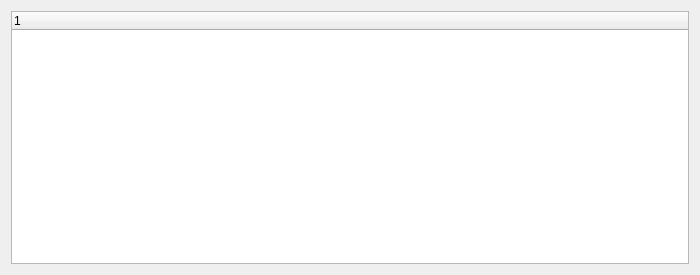
The window that OpenRGBE131ReceiverDialog.ui (sudoxnym/open-hyperion) describes before a commit, drawn with Qt 5.
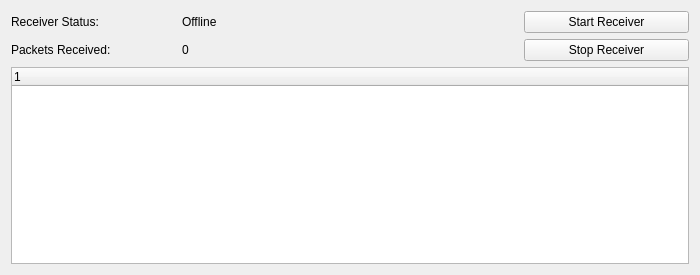
The same window after the commit.

Commit message: Add buttons to start and stop receiver, add online status and received packet count (not yet implemented)

The edit to the form file:
```diff
--- a/OpenRGBE131ReceiverDialog.ui
+++ b/OpenRGBE131ReceiverDialog.ui
@@ -20,7 +20,35 @@
    <string>Form</string>
   </property>
   <layout class="QGridLayout" name="gridLayout">
+   <item row="0" column="1">
+    <widget class="QLabel" name="ReceiverStatusValue">
+     <property name="text">
+      <string>Offline</string>
+     </property>
+    </widget>
+   </item>
+   <item row="0" column="3">
+    <widget class="QPushButton" name="ButtonStartReceiver">
+     <property name="text">
+      <string>Start Receiver</string>
+     </property>
+    </widget>
+   </item>
+   <item row="3" column="3">
+    <widget class="QPushButton" name="ButtonStopReceiver">
+     <property name="text">
+      <string>Stop Receiver</string>
+     </property>
+    </widget>
+   </item>
    <item row="0" column="0">
+    <widget class="QLabel" name="ReceiverStatusLabel">
+     <property name="text">
+      <string>Receiver Status:</string>
+     </property>
+    </widget>
+   </item>
+   <item row="4" column="0" colspan="4">
     <widget class="QTreeWidget" name="E131TreeView">
      <column>
       <property name="text">
@@ -29,6 +57,20 @@
      </column>
     </widget>
    </item>
+   <item row="3" column="0">
+    <widget class="QLabel" name="PacketsReceivedLabel">
+     <property name="text">
+      <string>Packets Received:</string>
+     </property>
+    </widget>
+   </item>
+   <item row="3" column="1">
+    <widget class="QLabel" name="PacketsReceivedValue">
+     <property name="text">
+      <string>0</string>
+     </property>
+    </widget>
+   </item>
   </layout>
  </widget>
  <resources/>
```
The commit also changes 2 other files.
